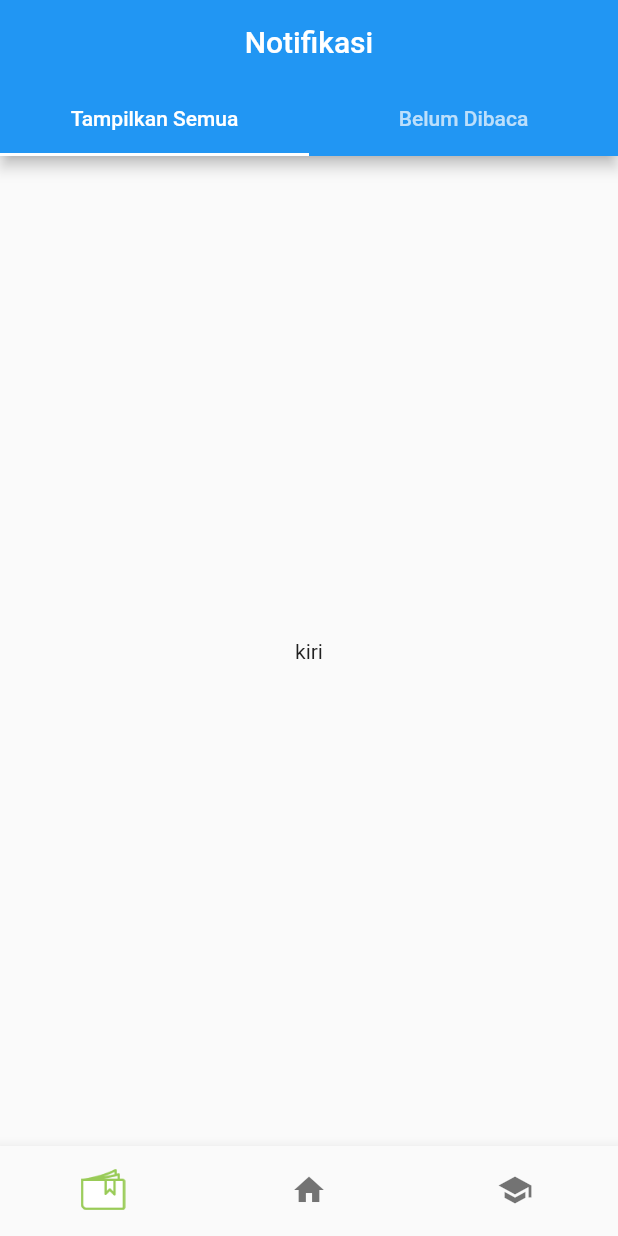
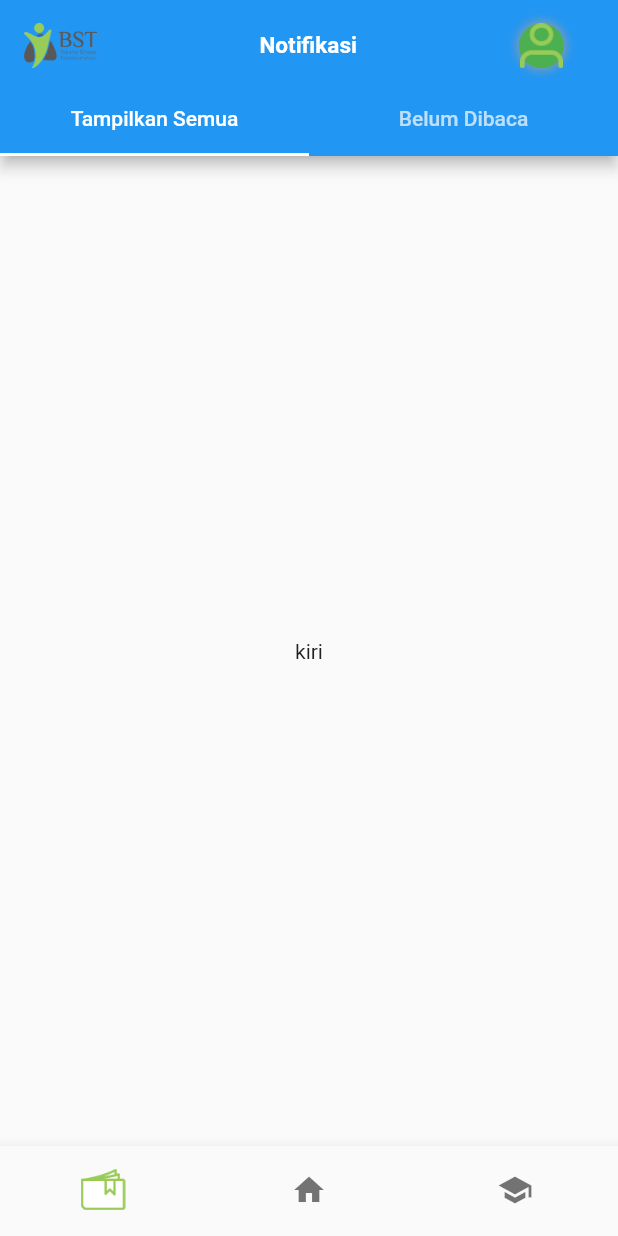
Before and after one commit to NamkuGavin/bst_flutter, a Flutter app: the screen it shows after launch, on a phone screen of 412 x 824 dp. Run offline on Flutter 3.47's test engine with Material 2 defaults, Android fonts, the phone set to English and light mode, and no system bars.

Commit message:
fix: [AS] add header nav bar

```diff
--- a/lib/NotifPage.dart
+++ b/lib/NotifPage.dart
@@ -1,6 +1,8 @@
 import 'package:bst/AllNotifications.dart';
 import 'package:bst/UnreadNotifications.dart';
 import 'package:flutter/material.dart';
+
+import 'header/HeaderNavigation.dart';
 
 class NotifPage extends StatefulWidget {
   const NotifPage({Key? key}) : super(key: key);
@@ -21,7 +23,7 @@ class _NotifPageState extends State<NotifPage> {
       length: myTabs.length,
       child: Scaffold(
         appBar: AppBar(
-          title: Center(child: Text("Notifikasi")),
+          title: HeaderNavigation(title: "Notifikasi"),
           bottom: TabBar(
             tabs: myTabs,
           ),
--- /dev/null
+++ b/lib/header/HeaderNavigation.dart
@@ -0,0 +1,101 @@
+import 'package:flutter/material.dart';
+
+class HeaderNavigation extends StatelessWidget {
+  final String title;
+  HeaderNavigation({Key? key, required this.title}) : super(key: key);
+
+  @override
+  Widget build(BuildContext context) {
+    return HeaderNavigationView(
+      title: title,
+    );
+  }
+}
+
+class HeaderNavigationView extends StatefulWidget {
+  HeaderNavigationView({Key? key, required this.title}) : super(key: key);
+  final String title;
+  @override
+  HeaderNavigationViewState createState() => HeaderNavigationViewState(title);
+}
+
+class HeaderNavigationViewState extends State<HeaderNavigationView> {
+  final String title;
+
+  HeaderNavigationViewState(this.title);
+  @override
+  void initState() {
+    super.initState();
+  }
+
+  @override
+  Widget build(BuildContext context) {
+    var widthSreen = MediaQuery.of(context).size.width;
+    return Container(
+        padding: EdgeInsets.only(top: 15, bottom: 10, right: 20),
+        width: MediaQuery.of(context).size.width,
+        child: Stack(
+          children: [
+            Row(
+              mainAxisAlignment: MainAxisAlignment.spaceBetween,
+              crossAxisAlignment: CrossAxisAlignment.center,
+              children: [
+                buildImageLogo(),
+                buildTitle(),
+                // IconButton(
+                //   icon: Icon(
+                //     Icons.notifications_none,
+                //     color: Colors.black,
+                //   ),
+                //   onPressed: () {
+                //     // do something
+                //   },
+                // ),
+                GestureDetector(
+                  onTapDown: (TapDownDetails details) {},
+                  child: Container(
+                      decoration: BoxDecoration(boxShadow: [
+                        BoxShadow(
+                          color: Colors.grey.withOpacity(0.9),
+                          spreadRadius: 1,
+                          blurRadius: 5,
+                          offset: Offset(0, 0), // changes position of shadow
+                        ),
+                      ], shape: BoxShape.circle, color: Colors.green),
+                      width: 30,
+                      height: 30,
+                      child: Align(
+                          alignment: Alignment.center,
+                          child: Image.asset(
+                            'assets/images/profil.png',
+                            width: 30,
+                            height: 30,
+                          ))),
+                )
+              ],
+            ),
+          ],
+        ));
+  }
+
+  buildTitle() {
+    return Container(
+      child: Center(
+          child: Text(
+        title,
+        style: TextStyle(
+            color: Colors.white, fontSize: 15, fontWeight: FontWeight.w700),
+      )),
+    );
+  }
+
+  buildImageLogo() {
+    var widthSreen = MediaQuery.of(context).size.width;
+    double heighLogo = 40;
+    if (widthSreen < 768) {
+      heighLogo = 30;
+    }
+    return Image.asset('assets/images/mainlogo.png',
+        fit: BoxFit.contain, height: heighLogo);
+  }
+}
```
Also changed, not shown: assets/images/mainlogo.png (added), assets/images/profil.png (added).
